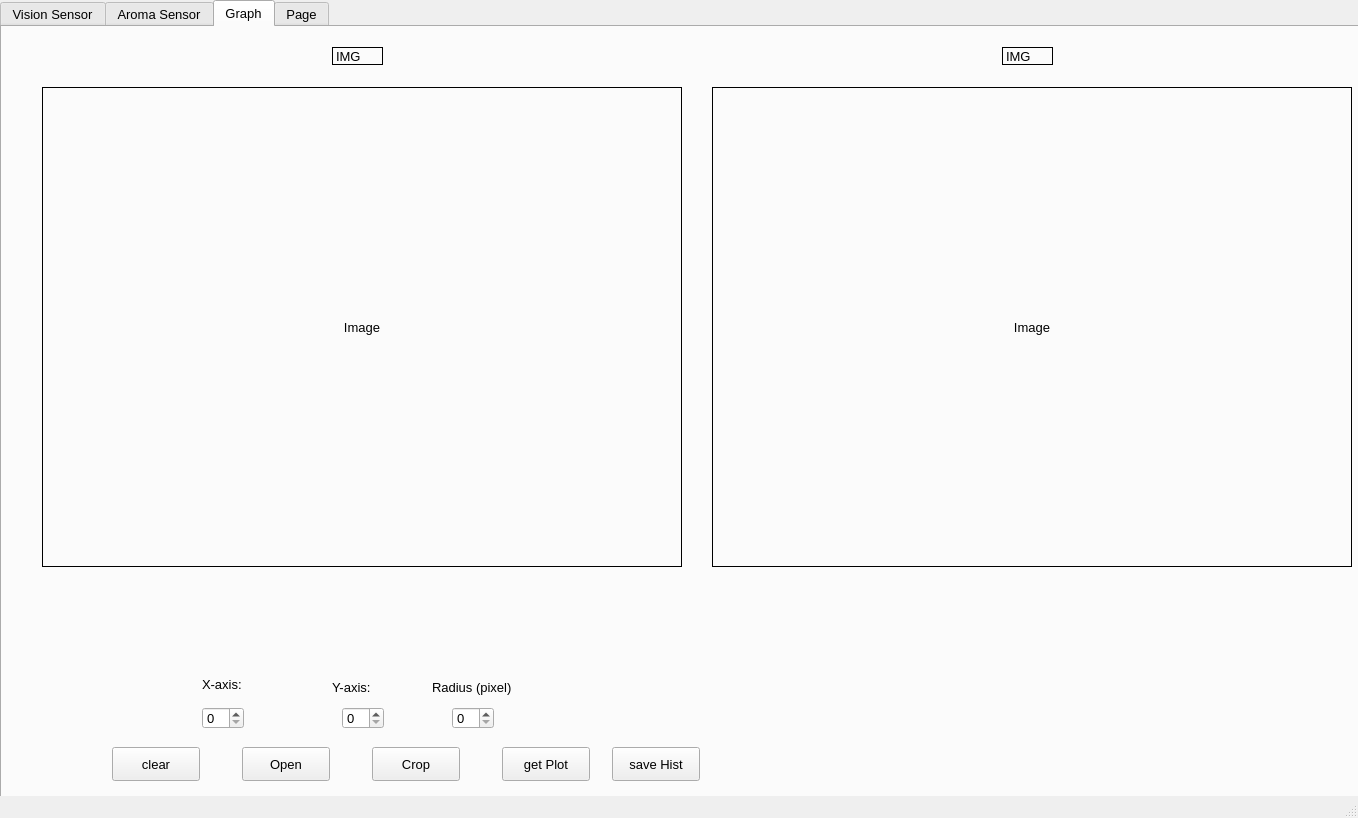
Before: the Qt Designer form vision_revisi.ui in PengPengPoka/Project-INSTEAD, drawn with Qt 5.
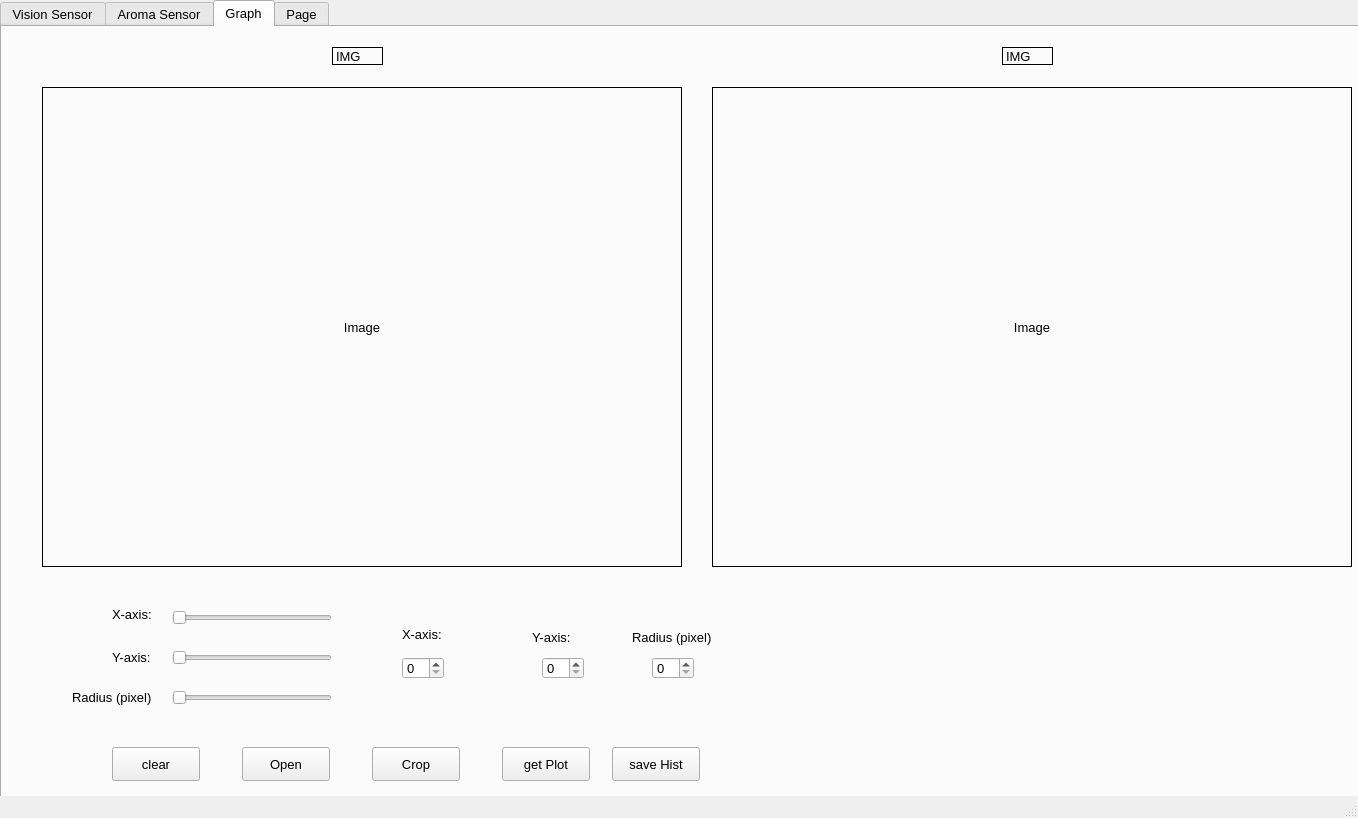
After: the same form once the commit is applied. Icons and pictures are not drawn.

Commit message: udh jalan and dinamis, tapi jadi gelap pas di vision, sama img source masih statis & C:/Users/Lyskq/anaconda3/envs/Garapan/python.exe c:/Users/Lyskq/Documents/Project_INSTEAD/src/Untitled-1.py

```diff
--- a/vision_revisi.ui
+++ b/vision_revisi.ui
@@ -670,8 +670,8 @@
      <widget class="QLabel" name="label_19">
       <property name="geometry">
        <rect>
-        <x>430</x>
-        <y>650</y>
+        <x>630</x>
+        <y>600</y>
         <width>101</width>
         <height>20</height>
        </rect>
@@ -751,8 +751,8 @@
      <widget class="QLabel" name="label_25">
       <property name="geometry">
        <rect>
-        <x>200</x>
-        <y>650</y>
+        <x>400</x>
+        <y>600</y>
         <width>52</width>
         <height>15</height>
        </rect>
@@ -764,8 +764,8 @@
      <widget class="QLabel" name="label_26">
       <property name="geometry">
        <rect>
-        <x>330</x>
-        <y>650</y>
+        <x>530</x>
+        <y>600</y>
         <width>52</width>
         <height>20</height>
        </rect>
@@ -790,8 +790,8 @@
      <widget class="QSpinBox" name="xValue">
       <property name="geometry">
        <rect>
-        <x>200</x>
-        <y>680</y>
+        <x>400</x>
+        <y>630</y>
         <width>42</width>
         <height>22</height>
        </rect>
@@ -803,8 +803,8 @@
      <widget class="QSpinBox" name="yValue">
       <property name="geometry">
        <rect>
-        <x>340</x>
-        <y>680</y>
+        <x>540</x>
+        <y>630</y>
         <width>42</width>
         <height>22</height>
        </rect>
@@ -816,8 +816,8 @@
      <widget class="QSpinBox" name="radValue">
       <property name="geometry">
        <rect>
-        <x>450</x>
-        <y>680</y>
+        <x>650</x>
+        <y>630</y>
         <width>42</width>
         <height>22</height>
        </rect>
@@ -867,6 +867,96 @@
        <string>IMG</string>
       </property>
      </widget>
+     <widget class="QSlider" name="xVal">
+      <property name="geometry">
+       <rect>
+        <x>170</x>
+        <y>580</y>
+        <width>160</width>
+        <height>22</height>
+       </rect>
+      </property>
+      <property name="maximum">
+       <number>640</number>
+      </property>
+      <property name="orientation">
+       <enum>Qt::Horizontal</enum>
+      </property>
+     </widget>
+     <widget class="QSlider" name="yVal">
+      <property name="geometry">
+       <rect>
+        <x>170</x>
+        <y>620</y>
+        <width>160</width>
+        <height>22</height>
+       </rect>
+      </property>
+      <property name="maximum">
+       <number>480</number>
+      </property>
+      <property name="orientation">
+       <enum>Qt::Horizontal</enum>
+      </property>
+     </widget>
+     <widget class="QSlider" name="radVal">
+      <property name="geometry">
+       <rect>
+        <x>170</x>
+        <y>660</y>
+        <width>160</width>
+        <height>22</height>
+       </rect>
+      </property>
+      <property name="minimum">
+       <number>1</number>
+      </property>
+      <property name="maximum">
+       <number>240</number>
+      </property>
+      <property name="orientation">
+       <enum>Qt::Horizontal</enum>
+      </property>
+     </widget>
+     <widget class="QLabel" name="label_27">
+      <property name="geometry">
+       <rect>
+        <x>110</x>
+        <y>580</y>
+        <width>52</width>
+        <height>15</height>
+       </rect>
+      </property>
+      <property name="text">
+       <string>X-axis:</string>
+      </property>
+     </widget>
+     <widget class="QLabel" name="label_30">
+      <property name="geometry">
+       <rect>
+        <x>110</x>
+        <y>620</y>
+        <width>52</width>
+        <height>20</height>
+       </rect>
+      </property>
+      <property name="text">
+       <string>Y-axis:</string>
+      </property>
+     </widget>
+     <widget class="QLabel" name="label_31">
+      <property name="geometry">
+       <rect>
+        <x>70</x>
+        <y>660</y>
+        <width>81</width>
+        <height>20</height>
+       </rect>
+      </property>
+      <property name="text">
+       <string>Radius (pixel)</string>
+      </property>
+     </widget>
     </widget>
     <widget class="QWidget" name="tab_4">
      <attribute name="title">
```
The commit also changes 1 other file.
